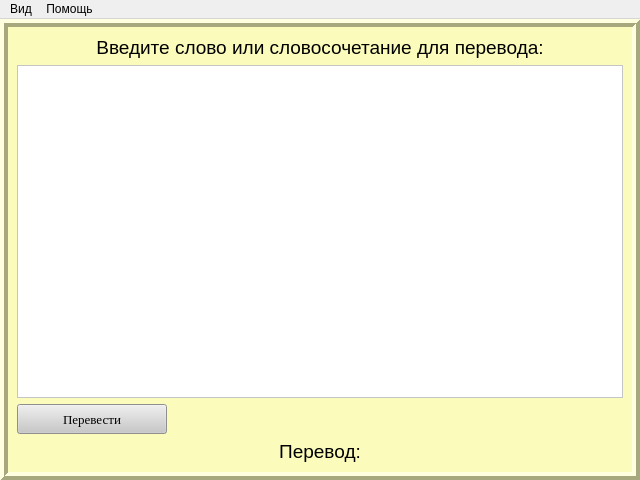
First picture: the form in interface.ui, repository Teclor/coursework, before the edit.
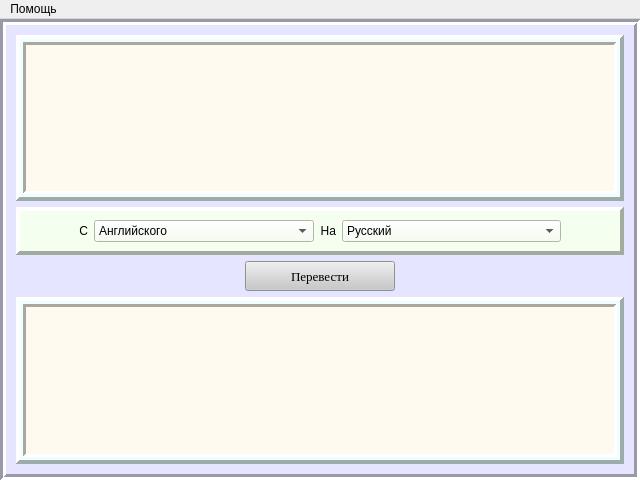
Second picture: the form after the edit.

```diff
--- a/interface.ui
+++ b/interface.ui
@@ -54,44 +54,381 @@
        </size>
       </property>
       <property name="styleSheet">
-       <string notr="true">background-color: rgb(251, 252, 187);</string>
+       <string notr="true">background-color: rgb(230, 229, 255)</string>
       </property>
       <property name="frameShape">
        <enum>QFrame::Box</enum>
       </property>
       <property name="frameShadow">
-       <enum>QFrame::Raised</enum>
+       <enum>QFrame::Sunken</enum>
       </property>
       <property name="lineWidth">
-       <number>4</number>
+       <number>3</number>
       </property>
       <layout class="QVBoxLayout" name="verticalLayout">
+       <property name="leftMargin">
+        <number>10</number>
+       </property>
+       <property name="topMargin">
+        <number>10</number>
+       </property>
+       <property name="rightMargin">
+        <number>10</number>
+       </property>
+       <property name="bottomMargin">
+        <number>10</number>
+       </property>
+       <item>
+        <layout class="QVBoxLayout" name="verticalLayout_2">
+         <item>
+          <layout class="QHBoxLayout" name="horizontalLayout_4">
+           <item>
+            <widget class="QFrame" name="frame_3">
+             <property name="palette">
+              <palette>
+               <active>
+                <colorrole role="Button">
+                 <brush brushstyle="SolidPattern">
+                  <color alpha="255">
+                   <red>239</red>
+                   <green>255</green>
+                   <blue>255</blue>
+                  </color>
+                 </brush>
+                </colorrole>
+                <colorrole role="Base">
+                 <brush brushstyle="SolidPattern">
+                  <color alpha="255">
+                   <red>239</red>
+                   <green>255</green>
+                   <blue>255</blue>
+                  </color>
+                 </brush>
+                </colorrole>
+                <colorrole role="Window">
+                 <brush brushstyle="SolidPattern">
+                  <color alpha="255">
+                   <red>239</red>
+                   <green>255</green>
+                   <blue>255</blue>
+                  </color>
+                 </brush>
+                </colorrole>
+               </active>
+               <inactive>
+                <colorrole role="Button">
+                 <brush brushstyle="SolidPattern">
+                  <color alpha="255">
+                   <red>239</red>
+                   <green>255</green>
+                   <blue>255</blue>
+                  </color>
+                 </brush>
+                </colorrole>
+                <colorrole role="Base">
+                 <brush brushstyle="SolidPattern">
+                  <color alpha="255">
+                   <red>239</red>
+                   <green>255</green>
+                   <blue>255</blue>
+                  </color>
+                 </brush>
+                </colorrole>
+                <colorrole role="Window">
+                 <brush brushstyle="SolidPattern">
+                  <color alpha="255">
+                   <red>239</red>
+                   <green>255</green>
+                   <blue>255</blue>
+                  </color>
+                 </brush>
+                </colorrole>
+               </inactive>
+               <disabled>
+                <colorrole role="Button">
+                 <brush brushstyle="SolidPattern">
+                  <color alpha="255">
+                   <red>239</red>
+                   <green>255</green>
+                   <blue>255</blue>
+                  </color>
+                 </brush>
+                </colorrole>
+                <colorrole role="Base">
+                 <brush brushstyle="SolidPattern">
+                  <color alpha="255">
+                   <red>239</red>
+                   <green>255</green>
+                   <blue>255</blue>
+                  </color>
+                 </brush>
+                </colorrole>
+                <colorrole role="Window">
+                 <brush brushstyle="SolidPattern">
+                  <color alpha="255">
+                   <red>239</red>
+                   <green>255</green>
+                   <blue>255</blue>
+                  </color>
+                 </brush>
+                </colorrole>
+               </disabled>
+              </palette>
+             </property>
+             <property name="autoFillBackground">
+              <bool>false</bool>
+             </property>
+             <property name="styleSheet">
+              <string notr="true">background-color: rgb(239, 255, 255)</string>
+             </property>
+             <property name="frameShape">
+              <enum>QFrame::Panel</enum>
+             </property>
+             <property name="frameShadow">
+              <enum>QFrame::Raised</enum>
+             </property>
+             <property name="lineWidth">
+              <number>4</number>
+             </property>
+             <layout class="QVBoxLayout" name="verticalLayout_4">
+              <property name="leftMargin">
+               <number>3</number>
+              </property>
+              <property name="topMargin">
+               <number>3</number>
+              </property>
+              <property name="rightMargin">
+               <number>3</number>
+              </property>
+              <property name="bottomMargin">
+               <number>3</number>
+              </property>
+              <item>
+               <widget class="QPlainTextEdit" name="plainTextEdit">
+                <property name="styleSheet">
+                 <string notr="true">background-color: rgb(255, 250, 240)</string>
+                </property>
+                <property name="frameShape">
+                 <enum>QFrame::Panel</enum>
+                </property>
+                <property name="frameShadow">
+                 <enum>QFrame::Sunken</enum>
+                </property>
+                <property name="lineWidth">
+                 <number>3</number>
+                </property>
+               </widget>
+              </item>
+             </layout>
+            </widget>
+           </item>
+          </layout>
+         </item>
+         <item>
+          <widget class="QFrame" name="frame_2">
+           <property name="palette">
+            <palette>
+             <active>
+              <colorrole role="Button">
+               <brush brushstyle="SolidPattern">
+                <color alpha="255">
+                 <red>245</red>
+                 <green>255</green>
+                 <blue>240</blue>
+                </color>
+               </brush>
+              </colorrole>
+              <colorrole role="Base">
+               <brush brushstyle="SolidPattern">
+                <color alpha="255">
+                 <red>245</red>
+                 <green>255</green>
+                 <blue>240</blue>
+                </color>
+               </brush>
+              </colorrole>
+              <colorrole role="Window">
+               <brush brushstyle="SolidPattern">
+                <color alpha="255">
+                 <red>245</red>
+                 <green>255</green>
+                 <blue>240</blue>
+                </color>
+               </brush>
+              </colorrole>
+             </active>
+             <inactive>
+              <colorrole role="Button">
+               <brush brushstyle="SolidPattern">
+                <color alpha="255">
+                 <red>245</red>
+                 <green>255</green>
+                 <blue>240</blue>
+                </color>
+               </brush>
+              </colorrole>
+              <colorrole role="Base">
+               <brush brushstyle="SolidPattern">
+                <color alpha="255">
+                 <red>245</red>
+                 <green>255</green>
+                 <blue>240</blue>
+                </color>
+               </brush>
+              </colorrole>
+              <colorrole role="Window">
+               <brush brushstyle="SolidPattern">
+                <color alpha="255">
+                 <red>245</red>
+                 <green>255</green>
+                 <blue>240</blue>
+                </color>
+               </brush>
+              </colorrole>
+             </inactive>
+             <disabled>
+              <colorrole role="Button">
+               <brush brushstyle="SolidPattern">
+                <color alpha="255">
+                 <red>245</red>
+                 <green>255</green>
+                 <blue>240</blue>
+                </color>
+               </brush>
+              </colorrole>
+              <colorrole role="Base">
+               <brush brushstyle="SolidPattern">
+                <color alpha="255">
+                 <red>245</red>
+                 <green>255</green>
+                 <blue>240</blue>
+                </color>
+               </brush>
+              </colorrole>
+              <colorrole role="Window">
+               <brush brushstyle="SolidPattern">
+                <color alpha="255">
+                 <red>245</red>
+                 <green>255</green>
+                 <blue>240</blue>
+                </color>
+               </brush>
+              </colorrole>
+             </disabled>
+            </palette>
+           </property>
+           <property name="styleSheet">
+            <string notr="true">background-color: rgb(245, 255, 240)</string>
+           </property>
+           <property name="frameShape">
+            <enum>QFrame::Panel</enum>
+           </property>
+           <property name="frameShadow">
+            <enum>QFrame::Raised</enum>
+           </property>
+           <property name="lineWidth">
+            <number>4</number>
+           </property>
+           <layout class="QVBoxLayout" name="verticalLayout_3">
+            <item>
+             <layout class="QHBoxLayout" name="horizontalLayout_5">
+              <property name="leftMargin">
+               <number>50</number>
+              </property>
+              <property name="rightMargin">
+               <number>50</number>
+              </property>
        <item>
         <widget class="QLabel" name="label">
+                <property name="sizePolicy">
+                 <sizepolicy hsizetype="Fixed" vsizetype="Preferred">
+                  <horstretch>0</horstretch>
+                  <verstretch>0</verstretch>
+                 </sizepolicy>
+                </property>
          <property name="text">
-          <string>&lt;html&gt;&lt;head/&gt;&lt;body&gt;&lt;p align=&quot;center&quot;&gt;&lt;span style=&quot; font-size:14pt;&quot;&gt;Введите слово или словосочетание для перевода:&lt;/span&gt;&lt;/p&gt;&lt;/body&gt;&lt;/html&gt;</string>
+                 <string>C</string>
          </property>
          <property name="alignment">
-          <set>Qt::AlignCenter</set>
-         </property>
-         <property name="wordWrap">
+                 <set>Qt::AlignRight|Qt::AlignTrailing|Qt::AlignVCenter</set>
+                </property>
+               </widget>
+              </item>
+              <item>
+               <widget class="QComboBox" name="comboBox">
+                <property name="sizePolicy">
+                 <sizepolicy hsizetype="Preferred" vsizetype="Fixed">
+                  <horstretch>0</horstretch>
+                  <verstretch>0</verstretch>
+                 </sizepolicy>
+                </property>
+                <property name="currentText">
+                 <string>Английского</string>
+                </property>
+                <property name="currentIndex">
+                 <number>0</number>
+                </property>
+                <item>
+                 <property name="text">
+                  <string>Английского</string>
+                 </property>
+                </item>
+                <item>
+                 <property name="text">
+                  <string>Русского</string>
+                 </property>
+                </item>
+               </widget>
+              </item>
+              <item>
+               <widget class="QLabel" name="label_2">
+                <property name="sizePolicy">
+                 <sizepolicy hsizetype="Fixed" vsizetype="Preferred">
+                  <horstretch>0</horstretch>
+                  <verstretch>0</verstretch>
+                 </sizepolicy>
+                </property>
+                <property name="text">
+                 <string>На</string>
+                </property>
+                <property name="alignment">
+                 <set>Qt::AlignRight|Qt::AlignTrailing|Qt::AlignVCenter</set>
+                </property>
+               </widget>
+              </item>
+              <item>
+               <widget class="QComboBox" name="comboBox_2">
+                <property name="enabled">
           <bool>true</bool>
          </property>
-        </widget>
+                <property name="sizePolicy">
+                 <sizepolicy hsizetype="Preferred" vsizetype="Fixed">
+                  <horstretch>0</horstretch>
+                  <verstretch>0</verstretch>
+                 </sizepolicy>
+                </property>
+                <property name="editable">
+                 <bool>false</bool>
+                </property>
+                <item>
+                 <property name="text">
+                  <string>Русский</string>
+                 </property>
        </item>
        <item>
-        <widget class="QPlainTextEdit" name="plainTextEdit">
-         <property name="maximumSize">
-          <size>
-           <width>16777215</width>
-           <height>396</height>
-          </size>
-         </property>
-         <property name="styleSheet">
-          <string notr="true">background-color: white;</string>
-         </property>
-        </widget>
-       </item>
+                 <property name="text">
+                  <string>Английский</string>
+                 </property>
+                </item>
+               </widget>
+              </item>
+             </layout>
+            </item>
+           </layout>
+          </widget>
+         </item>
+         <item>
+          <layout class="QHBoxLayout" name="horizontalLayout_2">
        <item>
         <widget class="QPushButton" name="TranslateBtn">
          <property name="sizePolicy">
@@ -138,12 +475,55 @@
          </property>
         </widget>
        </item>
+          </layout>
+         </item>
        <item>
-        <widget class="QLabel" name="label_2">
-         <property name="text">
-          <string>&lt;html&gt;&lt;head/&gt;&lt;body&gt;&lt;p align=&quot;center&quot;&gt;&lt;span style=&quot; font-size:14pt;&quot;&gt;Перевод:&lt;/span&gt;&lt;/p&gt;&lt;/body&gt;&lt;/html&gt;</string>
-         </property>
-        </widget>
+          <widget class="QFrame" name="frame_4">
+           <property name="styleSheet">
+            <string notr="true">background-color: rgb(239, 255, 255)</string>
+           </property>
+           <property name="frameShape">
+            <enum>QFrame::Panel</enum>
+           </property>
+           <property name="frameShadow">
+            <enum>QFrame::Raised</enum>
+           </property>
+           <property name="lineWidth">
+            <number>4</number>
+           </property>
+           <layout class="QVBoxLayout" name="verticalLayout_5">
+            <property name="leftMargin">
+             <number>3</number>
+            </property>
+            <property name="topMargin">
+             <number>3</number>
+            </property>
+            <property name="rightMargin">
+             <number>3</number>
+            </property>
+            <property name="bottomMargin">
+             <number>3</number>
+            </property>
+            <item>
+             <widget class="QPlainTextEdit" name="plainTextEdit_2">
+              <property name="styleSheet">
+               <string notr="true">background-color: rgb(255, 250, 240)</string>
+              </property>
+              <property name="frameShape">
+               <enum>QFrame::Panel</enum>
+              </property>
+              <property name="lineWidth">
+               <number>3</number>
+              </property>
+             </widget>
+            </item>
+           </layout>
+          </widget>
+         </item>
+         <item>
+          <layout class="QHBoxLayout" name="horizontalLayout_3"/>
+         </item>
+        </layout>
        </item>
       </layout>
      </widget>
@@ -159,13 +539,6 @@
      <height>21</height>
     </rect>
    </property>
-   <widget class="QMenu" name="View">
-    <property name="title">
-     <string>Вид</string>
-    </property>
-    <addaction name="standard"/>
-    <addaction name="mini"/>
-   </widget>
    <widget class="QMenu" name="Help">
     <property name="title">
      <string>Помощь</string>
@@ -173,7 +546,6 @@
     <addaction name="about"/>
     <addaction name="creator"/>
    </widget>
-   <addaction name="View"/>
    <addaction name="Help"/>
   </widget>
   <action name="about">
```
Left out of the diff: 3 changed lines with no effect on the pictures. Lines whose indentation alone changed are shown as unchanged.
